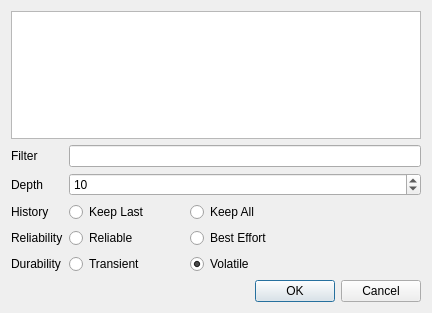
This is mapviz_plugins/ui/topic_select.ui in swri-robotics/mapviz as Qt 5 draws it before an edit. The edited form follows.
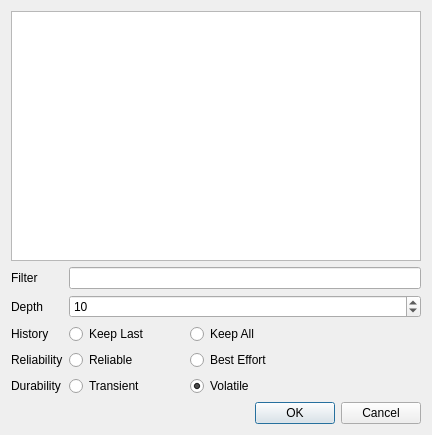
This is the edited form.

Patch:
```diff
--- a/mapviz_plugins/ui/topic_select.ui
+++ b/mapviz_plugins/ui/topic_select.ui
@@ -7,7 +7,7 @@
     <x>0</x>
     <y>0</y>
     <width>432</width>
-    <height>313</height>
+    <height>435</height>
    </rect>
   </property>
   <property name="windowTitle">
```
Left out of the diff: 8 changed lines with no effect on the pictures.
